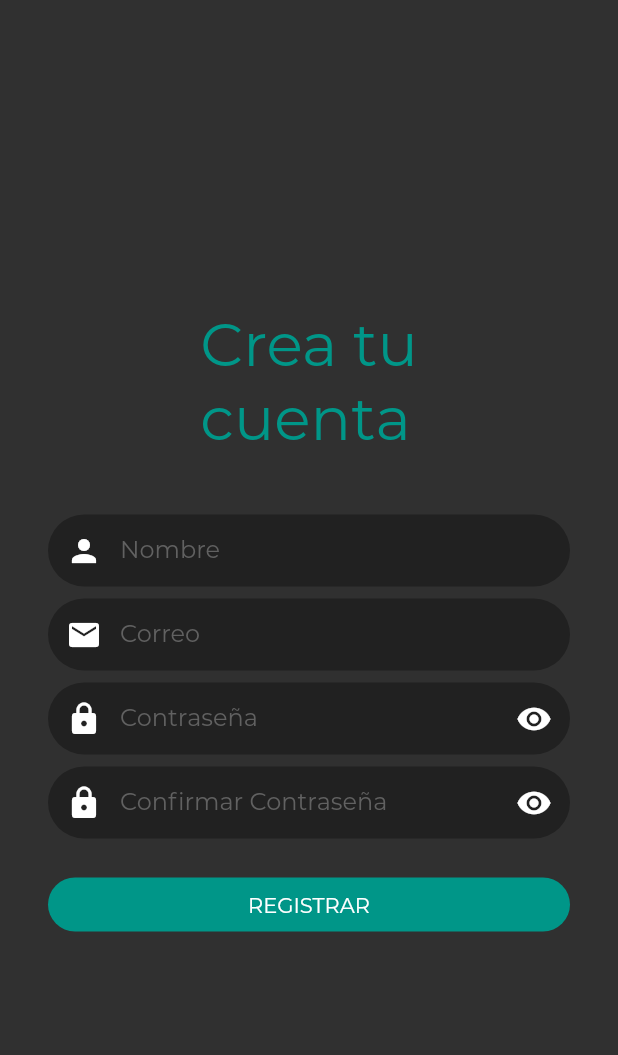
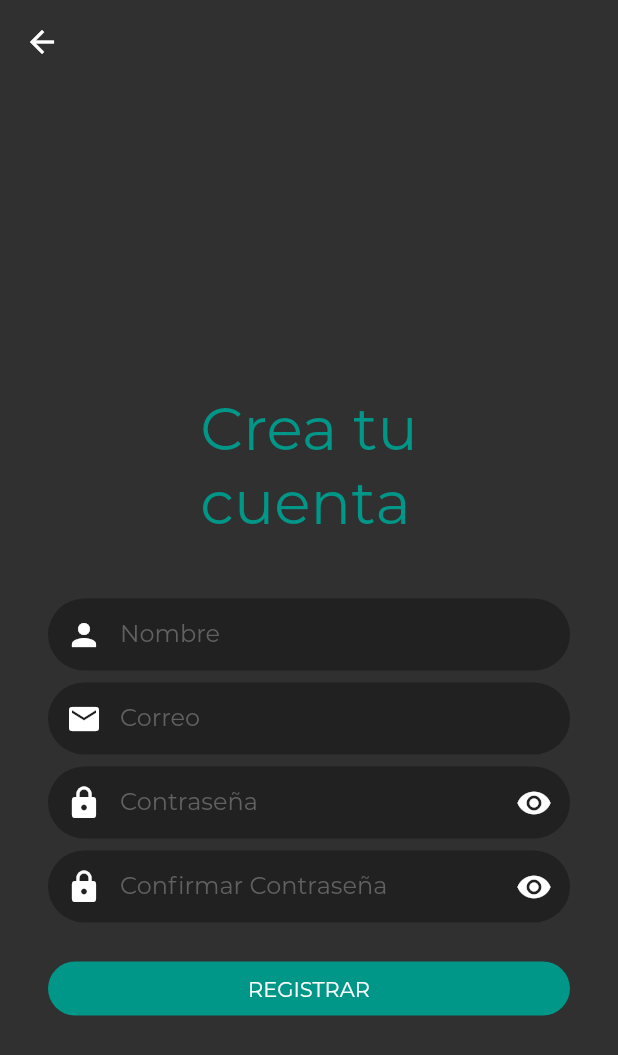
Before and after one commit to hectoraguirre18/my_money, a Flutter app: the RegisterAccount screen opened directly, on a phone screen of 412 x 824 dp. Shown: the top 1055 px of the screen. Run offline on Flutter 3.47's test engine with Material 2 defaults, Android fonts, the phone set to English and light mode, and no system bars.

Commit message:
added back arrow on register

```diff
--- a/lib/screens/register_account.dart
+++ b/lib/screens/register_account.dart
@@ -23,6 +23,10 @@ class RegisterAccountState extends State<RegisterAccount> {
   Widget build(BuildContext context) {
     final height = MediaQuery.of(context).size.height;
     return Scaffold(
+      appBar: AppBar(
+        backgroundColor: Colors.transparent,
+        elevation: 0,
+      ),
       body: SingleChildScrollView(
         child: Container(
           constraints: BoxConstraints.tightFor(height: height),
```
